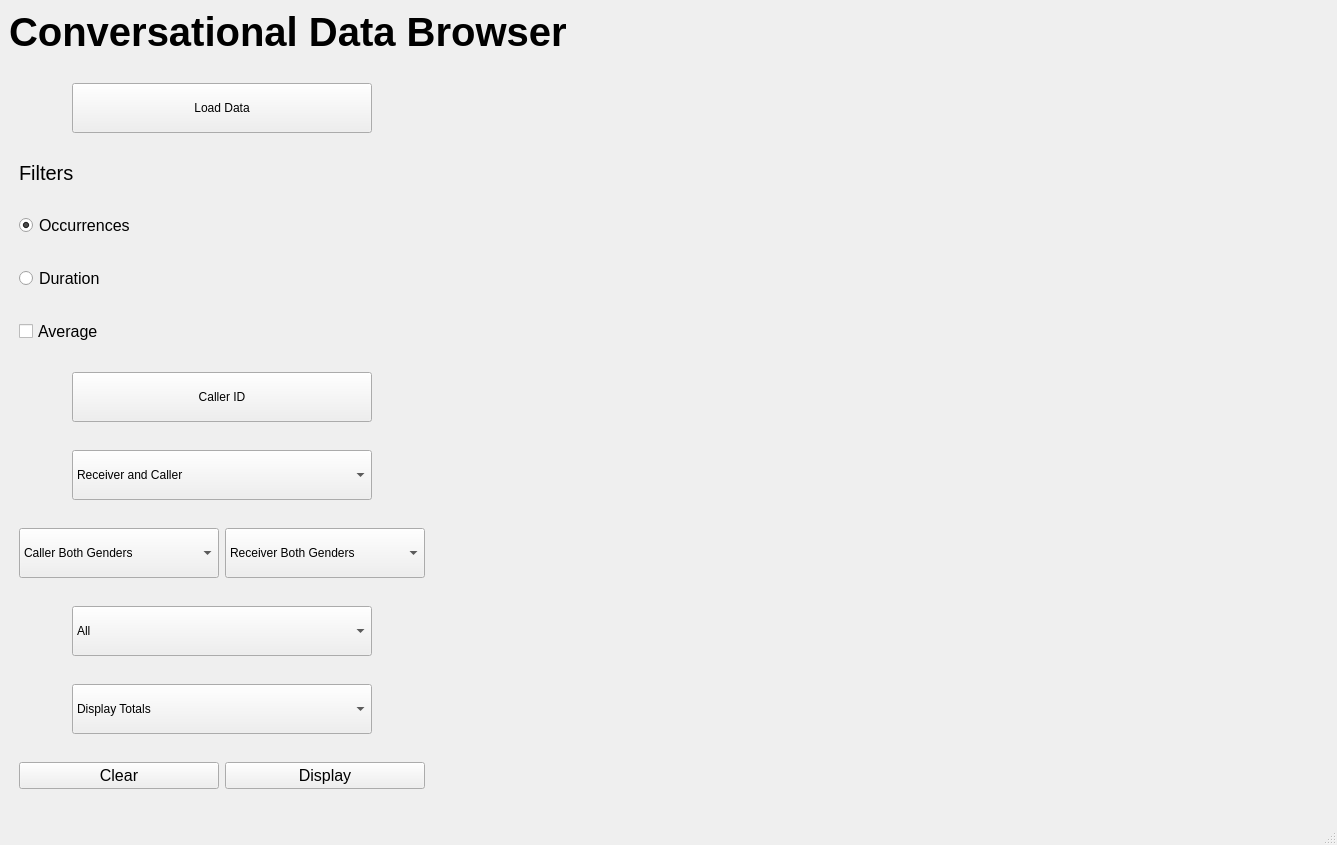
This is conversationalbrowser/ui/main_window.ui in euronite/ConversationalBrowser as Qt 5 draws it before an edit. The edited form follows.
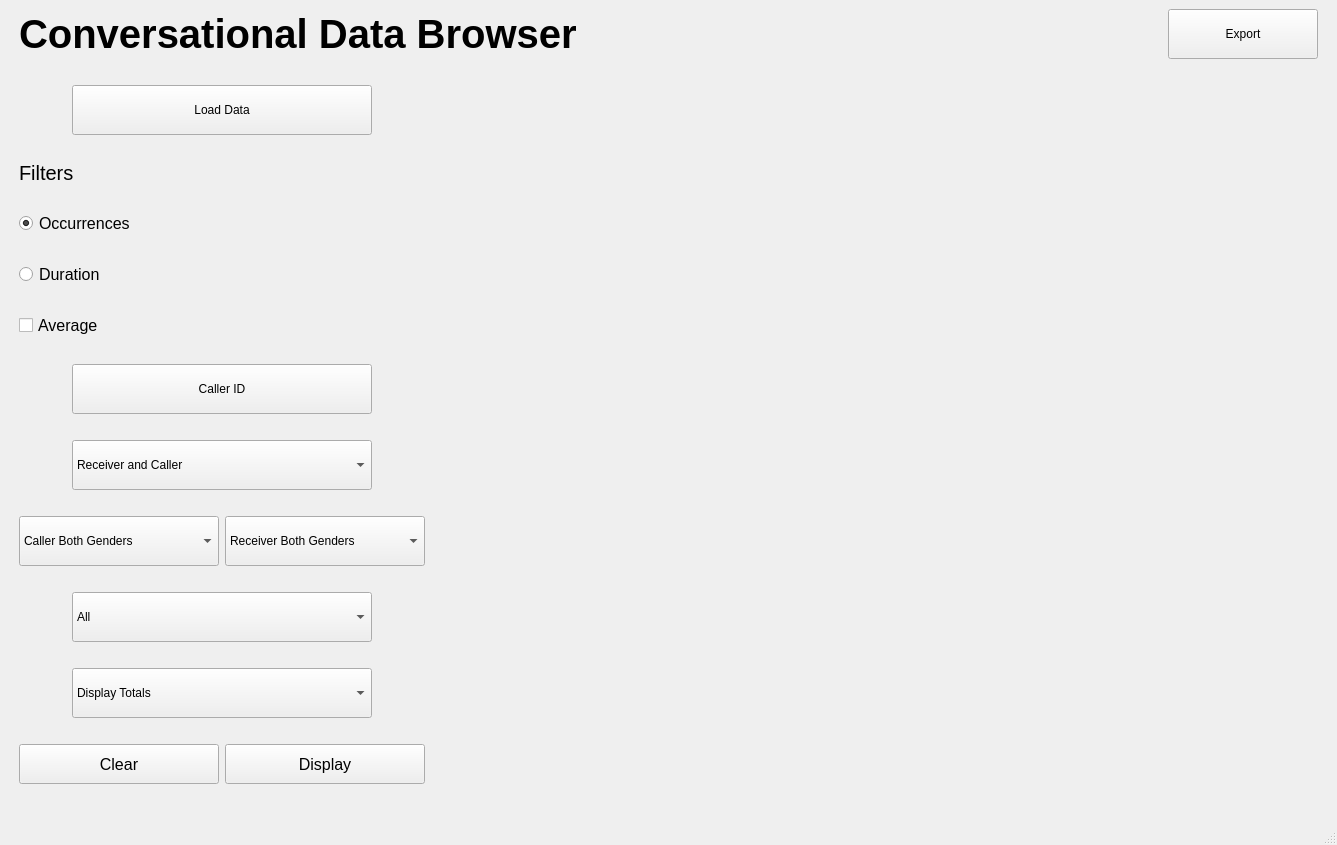
This is the edited form.

Commit message: Export functionality added

The edit to the form file:
```diff
--- a/conversationalbrowser/ui/main_window.ui
+++ b/conversationalbrowser/ui/main_window.ui
@@ -16,9 +16,17 @@
   <widget class="QWidget" name="centralwidget">
    <layout class="QVBoxLayout" name="verticalLayout">
     <item>
+     <layout class="QGridLayout" name="gridLayout_2">
+      <property name="leftMargin">
+       <number>10</number>
+      </property>
+      <property name="rightMargin">
+       <number>10</number>
+      </property>
+      <item row="0" column="0">
      <widget class="QLabel" name="label">
       <property name="sizePolicy">
-       <sizepolicy hsizetype="Preferred" vsizetype="Maximum">
+         <sizepolicy hsizetype="Expanding" vsizetype="Maximum">
         <horstretch>0</horstretch>
         <verstretch>0</verstretch>
        </sizepolicy>
@@ -35,6 +43,21 @@
       </property>
      </widget>
     </item>
+      <item row="0" column="1">
+       <widget class="QPushButton" name="exportBtn">
+        <property name="minimumSize">
+         <size>
+          <width>150</width>
+          <height>50</height>
+         </size>
+        </property>
+        <property name="text">
+         <string>Export</string>
+        </property>
+       </widget>
+      </item>
+     </layout>
+    </item>
     <item>
      <layout class="QHBoxLayout" name="horizontalLayout">
       <property name="leftMargin">
@@ -110,6 +133,12 @@
         </item>
         <item row="13" column="2">
          <widget class="QPushButton" name="displayBtn">
+          <property name="minimumSize">
+           <size>
+            <width>0</width>
+            <height>40</height>
+           </size>
+          </property>
           <property name="font">
            <font>
             <pointsize>12</pointsize>
@@ -256,6 +285,12 @@
         </item>
         <item row="13" column="1">
          <widget class="QPushButton" name="clearBtn">
+          <property name="minimumSize">
+           <size>
+            <width>0</width>
+            <height>40</height>
+           </size>
+          </property>
           <property name="font">
            <font>
             <pointsize>12</pointsize>
@@ -335,7 +370,7 @@
       <item>
        <widget class="QWidget" name="mplwindow" native="true">
         <property name="sizePolicy">
-         <sizepolicy hsizetype="Expanding" vsizetype="Preferred">
+         <sizepolicy hsizetype="Expanding" vsizetype="Expanding">
           <horstretch>0</horstretch>
           <verstretch>0</verstretch>
          </sizepolicy>
```
Left out of the diff: 25 changed lines with no effect on the pictures. Lines whose indentation alone changed are shown as unchanged. The commit also changes 3 other files.
